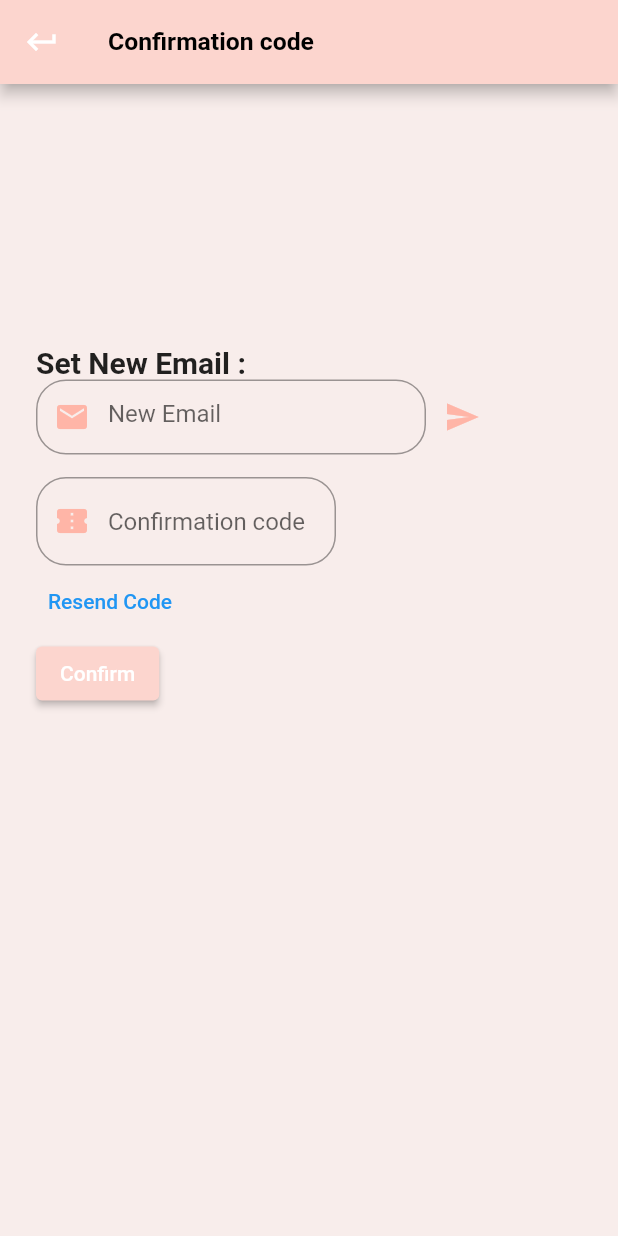
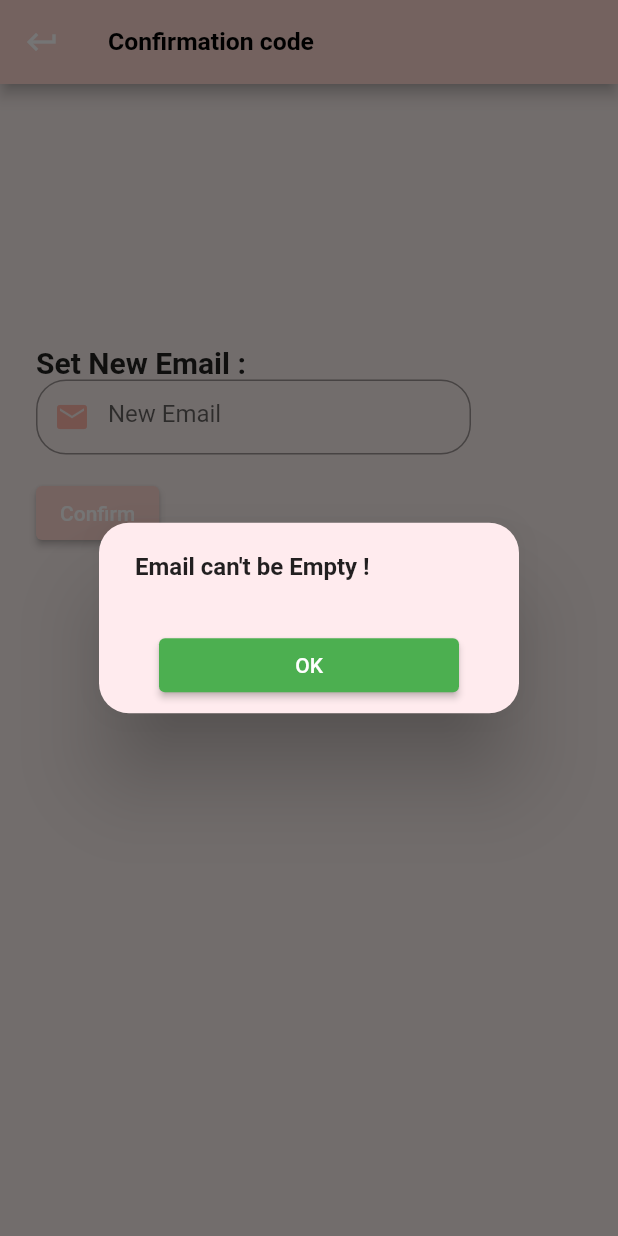
Before and after one commit to IDIRYACINE/online_order_client, a Flutter app: the ConfirmeEmailScreen screen opened directly, after a tap on "Confirm", on a phone screen of 412 x 824 dp. Run offline on Flutter 3.47's test engine with Material 2 defaults, Android fonts, the phone set to English and light mode, and no system bars; our stand-ins replace awesome_notifications, cloud_firestore, email_validator, firebase_auth, firebase_core, firebase_database and 5 more; missing offline and left inert: flutter_facebook_auth; accounts and stored records are empty; network calls fail.

Commit message:
Validation + Email work correctly

```diff
--- a/lib/Ui/Login/login_screen.dart
+++ b/lib/Ui/Login/login_screen.dart
@@ -1,6 +1,8 @@
+import 'package:email_validator/email_validator.dart';
 import 'package:flutter/material.dart';
 import 'package:online_order_client/Application/Authentication/authentication_helper.dart';
 import 'package:online_order_client/Application/Providers/helpers_provider.dart';
+import 'package:online_order_client/Ui/Components/popup_widget.dart';
 import 'package:online_order_client/Ui/Components/shared_components.dart';
 import 'package:provider/provider.dart';
 
@@ -20,6 +22,17 @@ class _LoginScreenState extends State<LoginScreen> {
   IconData hide = Icons.remove_red_eye;
   TextEditingController emailController = TextEditingController();
   TextEditingController passwordController = TextEditingController();
+  void validateEmail(String val, String empty, String invalid) {
+    if (val.isEmpty) {
+      setState(() {
+        sendCodeAlert(context, empty);
+      });
+    } else if (!EmailValidator.validate(val, true)) {
+      setState(() {
+        sendCodeAlert(context, invalid);
+      });
+    }
+  }
 
   @override
   Widget build(BuildContext context) {
@@ -123,6 +136,7 @@ class _LoginScreenState extends State<LoginScreen> {
                           ),
                           child: MaterialButton(
                               onPressed: () {
+                                validateEmail(emailController.text, "Email cant be Empty !", "Email is Invalid");
                                 _authenticationHelper
                                     .signInWithEmailAndPassword(
                                         Provider.of<HelpersProvider>(context,
--- a/lib/Ui/Profile/confim_email.dart
+++ b/lib/Ui/Profile/confim_email.dart
@@ -1,9 +1,12 @@
 import 'package:flutter/material.dart';
 import 'package:online_order_client/Application/Authentication/authentication_helper.dart';
+import 'package:online_order_client/Application/Profile/profile_helper.dart';
 import 'package:online_order_client/Application/Providers/helpers_provider.dart';
 import 'package:online_order_client/Ui/Components/popup_widget.dart';
 import 'package:online_order_client/Ui/Components/shared_components.dart';
 import 'package:provider/provider.dart';
+import 'dart:core';
+import 'package:email_validator/email_validator.dart';
 
 class ConfirmeEmailScreen extends StatefulWidget {
   const ConfirmeEmailScreen({Key? key}) : super(key: key);
@@ -12,13 +15,32 @@ class ConfirmeEmailScreen extends StatefulWidget {
 }
 
 class _ConfirmeEmailScreenState extends State<ConfirmeEmailScreen> {
-  final TextEditingController _newEmail = TextEditingController();
-  final TextEditingController _code = TextEditingController();
+  final TextEditingController? _newEmail = TextEditingController();
   @override
   Widget build(BuildContext context) {
     HelpersProvider _helpers =
         Provider.of<HelpersProvider>(context, listen: false);
     AuthenticationHelper _authHelper = _helpers.authHelper;
+    ProfileHelper _profileHelper = _helpers.profileHelper;
+    void validateEmail(String val,String empty,String invalid,String seccus) {
+      if (val.isEmpty) {
+        setState(() {
+          sendCodeAlert(
+              context, empty);
+        });
+      } else if (!EmailValidator.validate(val, true)) {
+        setState(() {
+          sendCodeAlert(
+              context, invalid);
+        });
+      } else {
+        setState(() {
+          sendCodeAlert(
+              context, seccus);
+        });
+      }
+    }
+
     return Scaffold(
       backgroundColor: parseColor("#F8EDEB"),
       appBar: AppBar(
@@ -50,12 +72,13 @@ class _ConfirmeEmailScreenState extends State<ConfirmeEmailScreen> {
               ),
               const Text("Set New Email :",
                   style: TextStyle(fontSize: 20, fontWeight: FontWeight.bold)),
+
                  Row(mainAxisSize: MainAxisSize.max, children: [
                   SizedBox(
                     height: 50,
-                  width: 260,
+                    width: 290,
                     child: TextFormField(
-                    controller: _newEmail,
+                      controller: _newEmail!,
                       keyboardType: TextInputType.emailAddress,
                       decoration: InputDecoration(
                         hintText: "New Email",
@@ -68,49 +91,20 @@ class _ConfirmeEmailScreenState extends State<ConfirmeEmailScreen> {
                       ),
                     ),
                   ),
-                IconButton(
-                    onPressed: () {
-                      _authHelper.updateEmail(_newEmail.text);
-                      sendCodeAlert(context,
-                          "We send A code , Please check your New email !");
-                    },
-                    icon: const Icon(Icons.send),
-                    hoverColor: parseColor("#FCD5CE"),
-                    color: parseColor("#FFB5A7"),
-                    tooltip: "Send Confirmation Code to the Email")
+
                 ]),
+
               const SizedBox(height: 15),
-              SizedBox(
-                width: 200,
-                child: TextFormField(
-                  controller: _code,
-                  keyboardType: TextInputType.text,
-                  decoration: InputDecoration(
-                    hintText: "Confirmation code",
-                    border: OutlineInputBorder(
-                        borderRadius: BorderRadius.circular(20)),
-                    prefixIcon: Icon(
-                      Icons.confirmation_num,
-                      color: parseColor("#FFB5A7"),
-                    ),
-                  ),
-                ),
-              ),
-              TextButton(
-                  onPressed: () {
-                    /*_authHelper.sendConfirmationEmail(_newEmail.text);
-                    sendCodeAlert(context,
-                        "We send A code , Please check your New email !");*/
-                  },
-                  child: const Text("Resend Code")),
+
               ElevatedButton(
                   onPressed: () {
-                    /* _authHelper.confirmVerificationCode(_code.text, () {
-                      _authHelper.updateEmail(_newEmail.text);
-                      sendCodeAlert(context, "The Email has been changed");
-                    }, () {
-                      sendCodeAlert(context, "Wrong Code !");
-                    });*/
+                    validateEmail(
+                        _newEmail!.text,
+                        "Email can't be Empty !",
+                        "Email invalid !",
+                        "We have been send you a link to your Email , please check your Email !");
+                                  _authHelper.updateEmail(_newEmail!.text);
+                                             _profileHelper.updateEmail(_newEmail!.text);
                   },
                   child: const Text(
                     'Confirm',
--- a/lib/Ui/Profile/profile_screen.dart
+++ b/lib/Ui/Profile/profile_screen.dart
@@ -18,7 +18,6 @@ class ProfileScreen extends StatefulWidget {
 }
 
 class _ProfileState extends State<ProfileScreen> {
-  final TextEditingController _newEmail = TextEditingController();
   final TextEditingController _newPhone = TextEditingController();
   final UserInputValidtor valid = UserInputValidtor();
   @override
--- a/pubspec.yaml
+++ b/pubspec.yaml
@@ -37,6 +37,7 @@ dependencies:
   provider: ^6.0.1
   awesome_notifications: ^0.0.6+11
   get: ^4.3.8
+  email_validator: '^2.0.1'
 
   # The following adds the Cupertino Icons font to your application.
   # Use with the CupertinoIcons class for iOS style icons.
```
Also changed, not shown: lib/Ui/Components/shared_components.dart (+34 -0 lines), pubspec.lock. Lines whose indentation alone changed are shown as unchanged.
